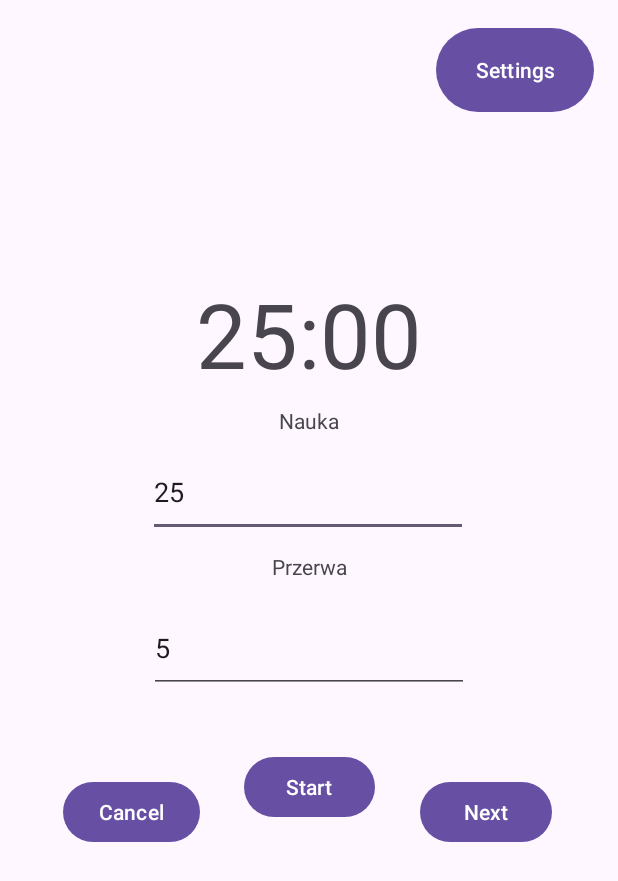
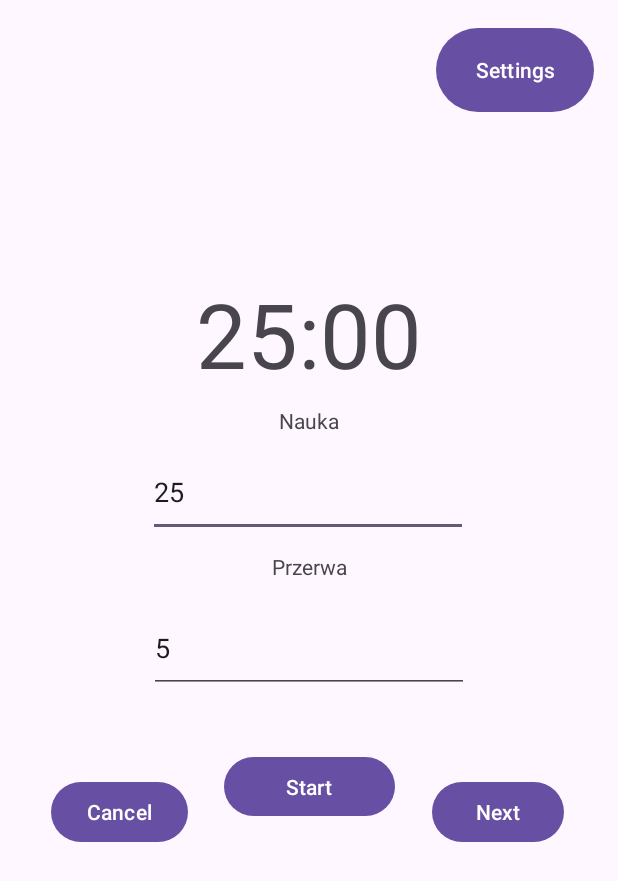
Before and after one commit to Amelia6554/Pomidoro, an Android app: the screen it shows after launch (MainActivity), on a phone screen of 412 x 824 dp. Shown: the top 881 px of the screen. Run offline under Robolectric (Android 15) with nearby library versions, the phone set to English and light mode, and no system bars.

Commit message:
small fixes, colors, next button

```diff
--- a/app/src/main/java/com/example/pomidoro/ForegroundService.java
+++ b/app/src/main/java/com/example/pomidoro/ForegroundService.java
@@ -59,7 +59,9 @@ public class ForegroundService extends Service {
             @Override
             public void onFinish() {
                 // Pokaż powiadomienie o zakończeniu
-                notificationManager.notify(314, buildAlertNotification("Pomodoro zakończone!"));
+                //for (int i = 0; i < 3; i++) {
+                    notificationManager.notify(314, buildAlertNotification("Pomodoro zakończone!"));
+                //}
 
                 // Wyślij broadcast o zakończeniu
                 Intent intent = new Intent("TIMER_FINISHED");
--- a/app/src/main/res/layout/activity_main.xml
+++ b/app/src/main/res/layout/activity_main.xml
@@ -105,8 +105,8 @@
 
     <Button
         android:id="@+id/start_btn"
-        android:layout_width="87dp"
-        android:layout_height="48dp"
+        android:layout_width="114dp"
+        android:layout_height="47dp"
         android:layout_marginTop="36dp"
         android:text="@string/start_btn"
         app:layout_constraintBottom_toBottomOf="parent"
--- a/app/src/main/res/values/strings.xml
+++ b/app/src/main/res/values/strings.xml
@@ -6,4 +6,6 @@
     <string name="break_text">Przerwa</string>
     <string name="cancel_text">Cancel</string>
     <string name="next_text">Next</string>
+    <string name="stop_text">Stop</string>
+    <string name="resume_text">Resume</string>
 </resources>
```
Also changed, not shown: app/src/main/java/com/example/pomidoro/MainActivity.java (+37 -16 lines).
